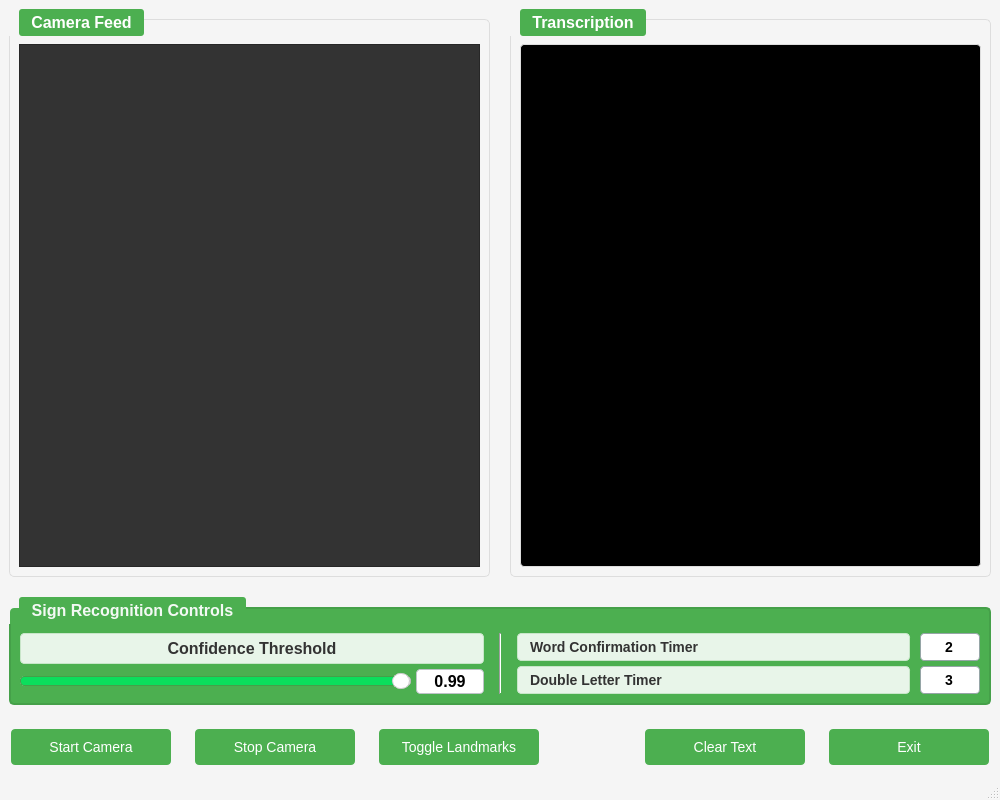
Qt form UI/main_screen.ui (ValhallaAMB/Gesture-Recognition) before a commit.
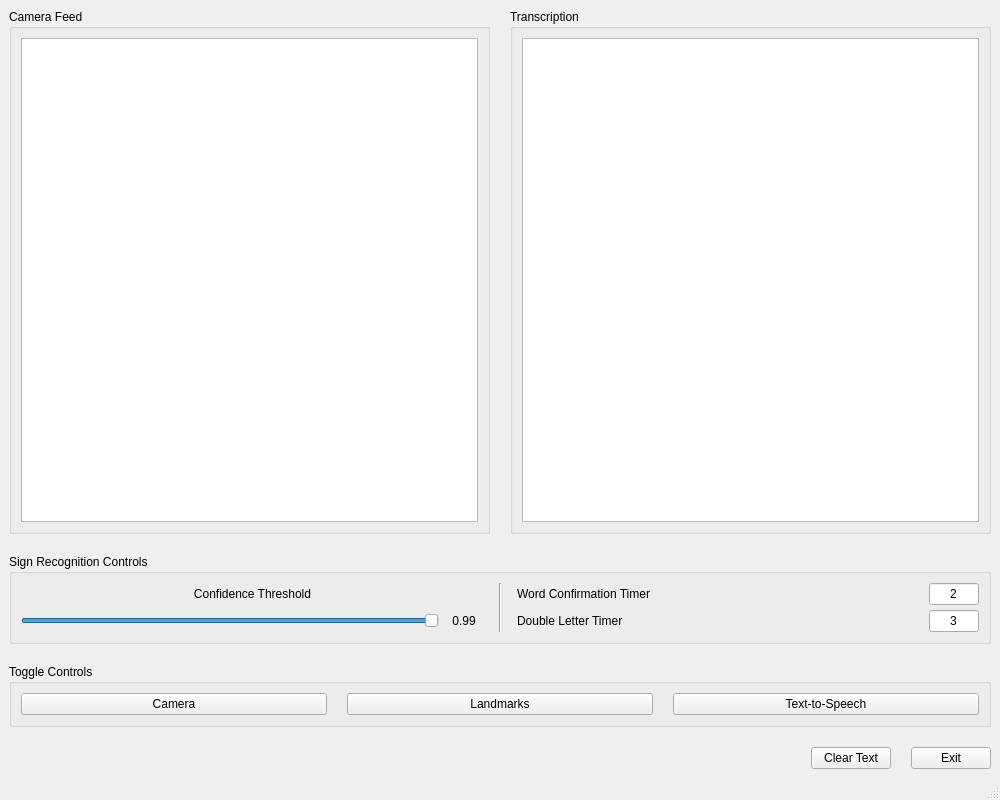
The same form after that commit.

Commit message: added tts, fixed transcriptionbox, added margins and toggles and moved styles to stylesheet

Diff of the .ui file:
```diff
--- a/UI/main_screen.ui
+++ b/UI/main_screen.ui
@@ -12,160 +12,7 @@
   <property name="windowTitle">
    <string>Sign Language Translator</string>
   </property>
-  <property name="styleSheet">
-   <string notr="true">QMainWindow {
-    background-color: #f5f5f5;
-}
-QGroupBox {
-    border: 1px solid #ddd;
-    border-radius: 5px;
-    margin-top: 10px;
-    padding-top: 15px;
-    font-size: 16px;
-    font-weight: bold;
-    color: #333;
-}
-#cameraGroup::title, #transcriptionGroup::title {
-    color: white;
-    background-color: #4CAF50;
-    padding: 4px 10px;
-    border-radius: 3px;
-    margin-left: 10px;
-    subcontrol-origin: margin;
-}
-QPushButton {
-    background-color: #4CAF50;
-    border: none;
-    color: white;
-    padding: 10px 20px;
-    text-align: center;
-    text-decoration: none;
-    font-size: 14px;
-    margin: 4px 2px;
-    border-radius: 4px;
-    min-width: 120px;
-}
-QPushButton:hover {
-    background-color: #45a049;
-}
-QTextEdit {
-    background-color: black;
-    border: 1px solid #ddd;
-    border-radius: 4px;
-    padding: 8px;
-    font-size: 25px;
-    color: white;
-}
-QLabel {
-    font-weight: bold;
-    font-size: 25px;
-    color: #333;
-}
-QGraphicsView {
-    background-color: #333;
-}
 
-/* Settings Group Box */
-#settingsGroup {
-    background-color: #4CAF50;
-    border: 2px solid #45a049;
-}
-
-#settingsGroup::title {
-    color:  #f3f9f4 ;
-    background-color: #4CAF50;
-    padding: 4px 10px;
-    border-radius: 3px;
-    margin-left: 10px;
-    subcontrol-origin: margin;
-}
-
-/* Confidence Threshold Section */
-#confidenceLabel {
-    font-size: 16px;
-    color: #333;
-    font-weight: bold;
-    padding: 5px;
-    background-color: #e8f5e9;
-    border-radius: 4px;
-    border: 1px solid #c8e6c9;
-}
-
-#confidenceValueLabel {
-    font-weight: bold;
-    font-size: 16px;
-    color: #000000;
-    background-color: #ffffff;
-    border-radius: 4px;
-    padding: 4px 8px;
-    border: 1px solid #bdc3c7;
-    min-width: 50px;
-    text-align: center;
-}
-
-/* Timer Labels */
-#wordTimerLabel, #letterTimerLabel {
-    font-size: 14px;
-    color: #333;
-    font-weight: bold;
-    padding: 4px 8px;
-    background-color: #e8f5e9;
-    border-radius: 4px;
-    border: 1px solid #c8e6c9;
-    margin-right: 5px;
-}
-
-/* Slider Styling */
-QSlider {
-    min-height: 20px;
-}
-QSlider::groove:horizontal {
-    border: 1px solid #bbb;
-    background: #f0f0f0;
-    height: 8px;
-    border-radius: 4px;
-}
-QSlider::sub-page:horizontal {
-    background:    #0cde5c;
-    border: 1px solid  #45a049;
-    height: 8px;
-    border-radius: 4px;
-}
-QSlider::handle:horizontal {
-    background: #fff;
-    border: 1px solid #ccc;
-    width: 16px;
-    margin: -4px 0;
-    border-radius: 8px;
-}
-QSlider::handle:horizontal:hover {
-    background: #f5f5f5;
-    border: 1px solid #bbb;
-}
-
-/* Line Edit Styling */
-QLineEdit {
-    border: 1px solid #95a5a6;
-    border-radius: 4px;
-    padding: 4px;
-    font-size: 14px;
-    font-weight: bold;
-    color: #000000;
-    background: white;
-    selection-background-color: #4CAF50;
-    min-width: 50px;
-}
-QLineEdit:focus {
-    border: 2px solid #4CAF50;
-}
-
-/* Vertical Line Separator */
-QFrame[frameShape="4"] {  /* VLine */
-    color: #c8e6c9;
-    background-color: #c8e6c9;
-}
-</string>
-  </property>
   <widget class="QWidget" name="centralwidget">
    <layout class="QVBoxLayout" name="mainVerticalLayout">
     <property name="spacing">
@@ -237,7 +84,7 @@
             <bool>false</bool>
            </property>
            <property name="lineWrapMode">
-            <enum>QTextEdit::NoWrap</enum>
+            <enum>QTextEdit::WidgetWidth</enum>
            </property>
            <property name="acceptRichText">
             <bool>false</bool>
@@ -425,31 +272,54 @@
     
     <!-- Button Controls -->
     <item>
-     <layout class="QHBoxLayout" name="buttonLayout">
+     <widget class="QGroupBox" name="toggleButtonGroup">
+      <property name="title">
+       <string>Toggle Controls</string>
+      </property>
+      <layout class="QHBoxLayout" name="toggleButtonLayout">
+       <property name="spacing">
+        <number>20</number>
+       </property>
+       <item>
+        <widget class="QPushButton" name="cameraToggleButton">
+         <property name="checkable">
+          <bool>true</bool>
+         </property>
+         <property name="text">
+          <string>Camera</string>
+         </property>
+        </widget>
+       </item>
+       <item>
+        <widget class="QPushButton" name="landmarksToggleButton">
+         <property name="checkable">
+          <bool>true</bool>
+         </property>
+         <property name="text">
+          <string>Landmarks</string>
+         </property>
+        </widget>
+       </item>
+       <item>
+        <widget class="QPushButton" name="ttsToggleButton">
+         <property name="checkable">
+          <bool>true</bool>
+         </property>
+         <property name="text">
+          <string>Text-to-Speech</string>
+         </property>
+        </widget>
+       </item>
+      </layout>
+     </widget>
+    </item>
+    
+    <!-- Action Buttons -->
+    <item>
+     <layout class="QHBoxLayout" name="actionButtonLayout">
       <property name="spacing">
        <number>20</number>
       </property>
-      <item>
-       <widget class="QPushButton" name="cameraOnButton">
-        <property name="text">
-         <string>Start Camera</string>
-        </property>
-       </widget>
-      </item>
-      <item>
-       <widget class="QPushButton" name="cameraOffButton">
-        <property name="text">
-         <string>Stop Camera</string>
-        </property>
-       </widget>
-      </item>
-      <item>
-       <widget class="QPushButton" name="toggleLandmarksButton">
-        <property name="text">
-         <string>Toggle Landmarks</string>
-        </property>
-       </widget>
-      </item>
       <item>
        <spacer name="horizontalSpacer">
         <property name="orientation">
```
Left out of the diff: 9 changed lines with no effect on the pictures. The commit also changes 4 other files.
